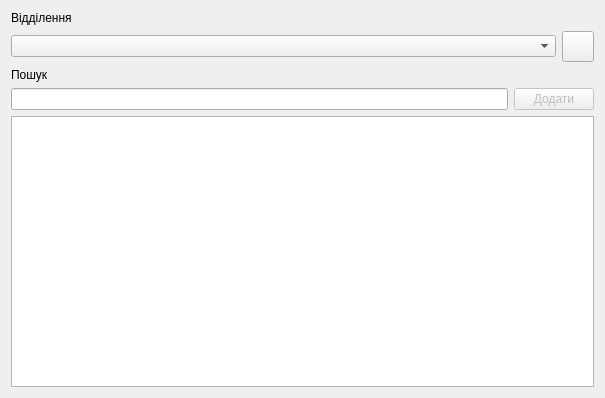
shybovycha/yesport_tracker, file yesport_tracker/mainwindow.ui: the form before one commit.
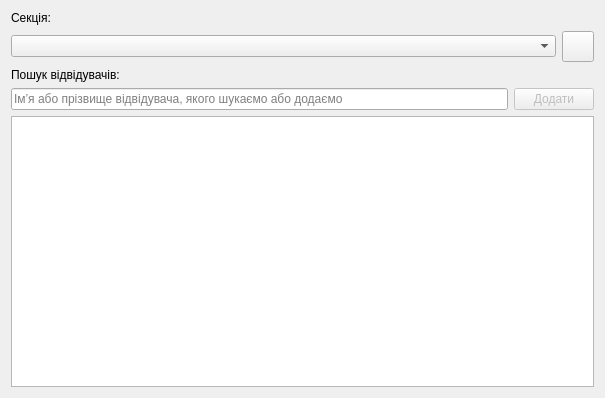
The form after the commit. Icons and pictures are not drawn.

Diff of the .ui file:
```diff
--- a/yesport_tracker/mainwindow.ui
+++ b/yesport_tracker/mainwindow.ui
@@ -23,7 +23,7 @@
      <item>
       <widget class="QLabel" name="label_2">
        <property name="text">
-        <string>Відділення</string>
+        <string>Секція:</string>
        </property>
       </widget>
      </item>
@@ -58,7 +58,7 @@
      <item>
       <widget class="QLabel" name="label">
        <property name="text">
-        <string>Пошук</string>
+        <string>Пошук відвідувачів:</string>
        </property>
       </widget>
      </item>
@@ -69,6 +69,9 @@
          <property name="acceptDrops">
           <bool>false</bool>
          </property>
+         <property name="placeholderText">
+          <string>Ім’я або прізвище відвідувача, якого шукаємо або додаємо</string>
+         </property>
          <property name="clearButtonEnabled">
           <bool>true</bool>
          </property>
```
Left out of the diff: 2 changed lines with no effect on the pictures.
